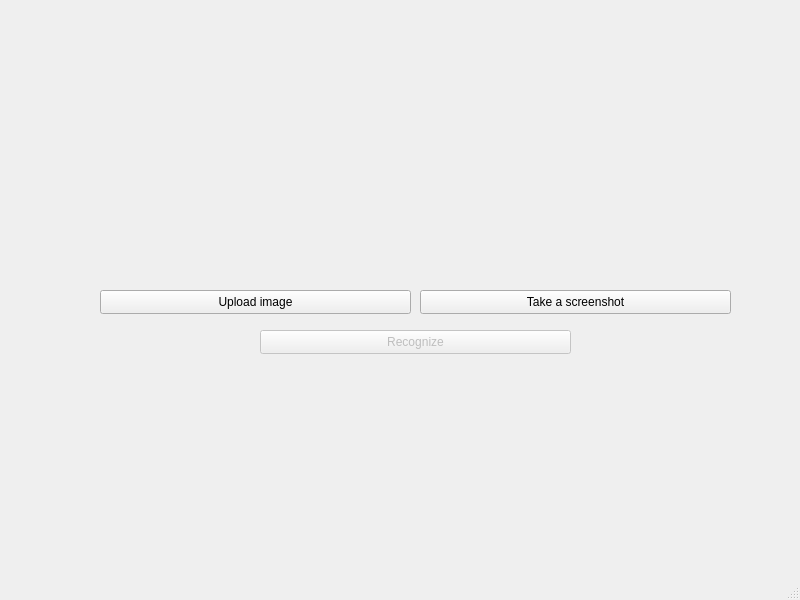
This is ScreenshotReader/mainwindow.ui in Ssssvhhhhh/ScreenshotReader as Qt 5 draws it before an edit. The edited form follows.
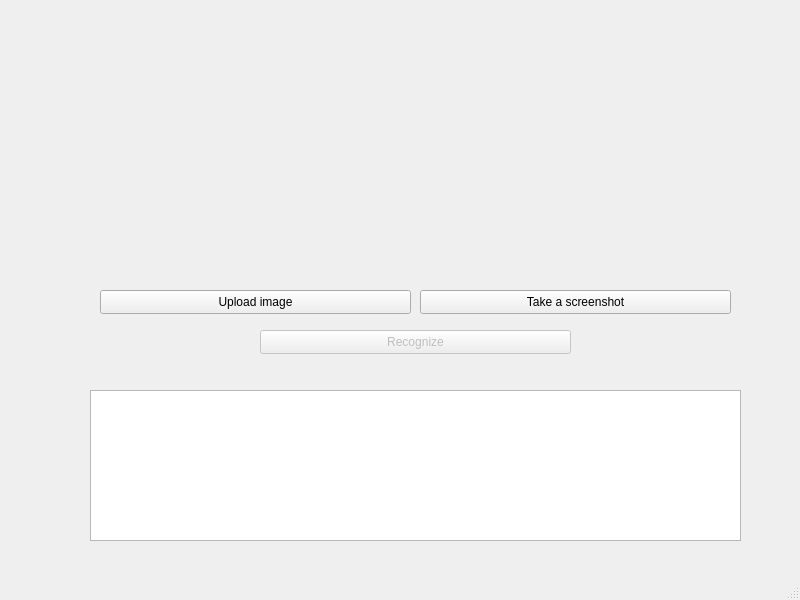
This is the edited form.

Patch:
```diff
--- a/ScreenshotReader/mainwindow.ui
+++ b/ScreenshotReader/mainwindow.ui
@@ -75,13 +75,13 @@
      <bool>true</bool>
     </property>
    </widget>
-   <widget class="QLabel" name="label_2">
+   <widget class="QTextBrowser" name="textBrowser">
     <property name="geometry">
      <rect>
-      <x>150</x>
-      <y>400</y>
-      <width>481</width>
-      <height>101</height>
+      <x>90</x>
+      <y>390</y>
+      <width>651</width>
+      <height>151</height>
      </rect>
     </property>
     <property name="text">
```
Left out of the diff: 3 changed lines with no effect on the pictures.
